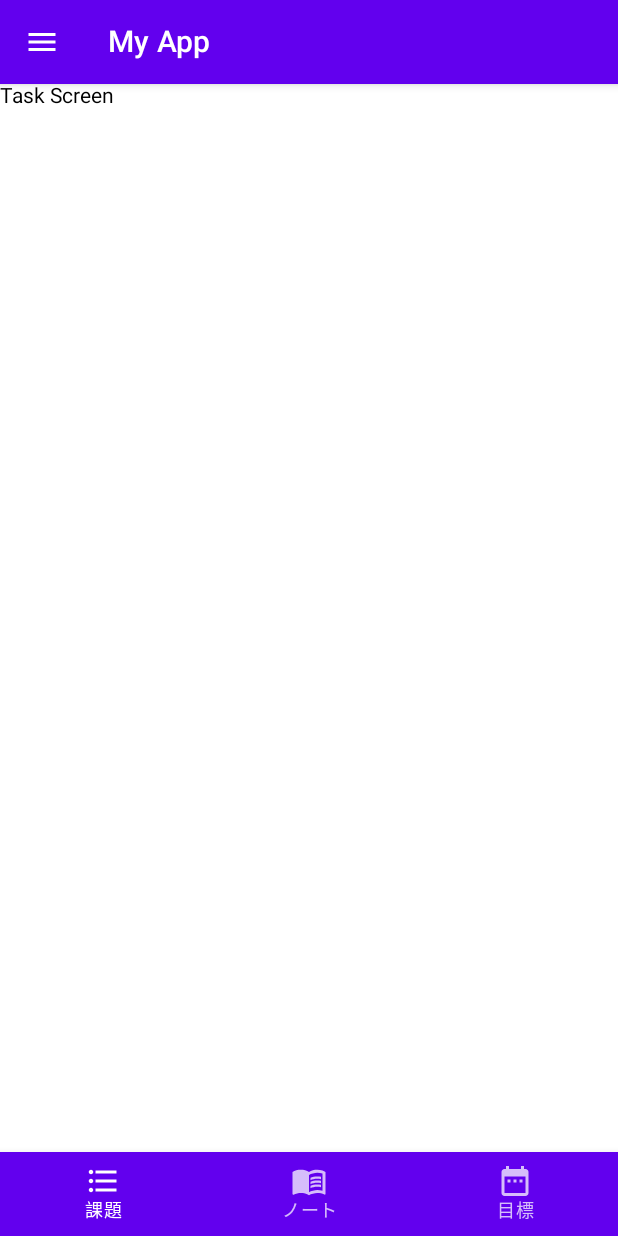
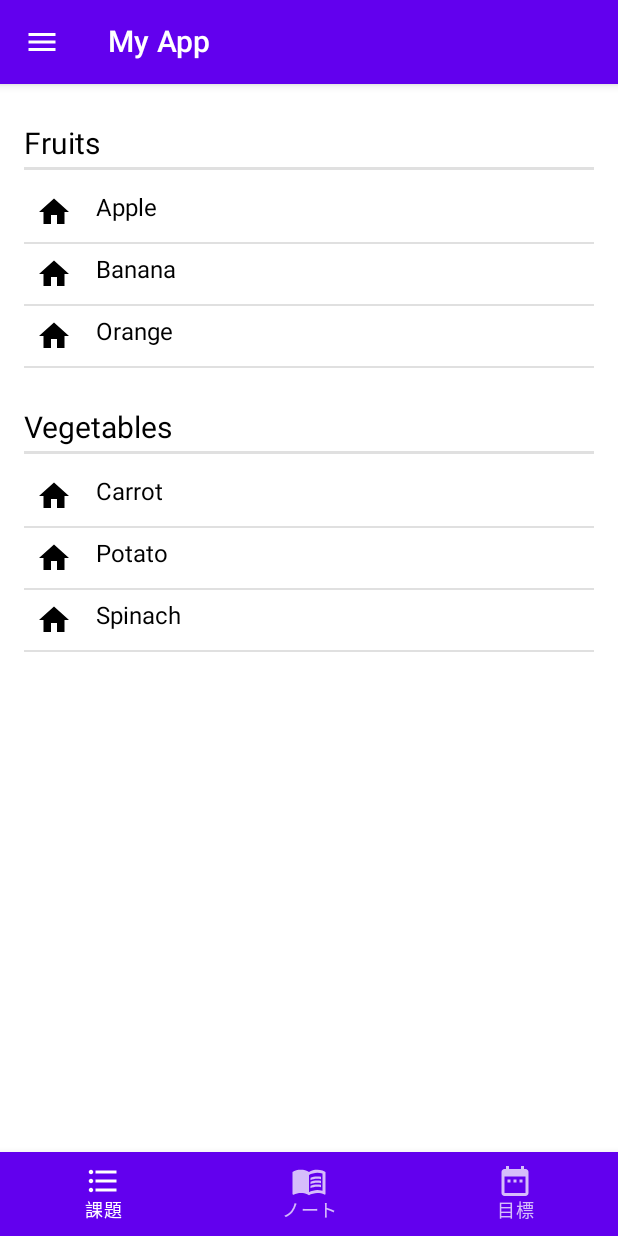
Before and after one commit to Takatoshi-Miura/SportsNote_Android, an Android app built with Jetpack Compose: the screen it shows after launch (MainActivity), on a phone screen of 412 x 824 dp. Run offline under Robolectric (Android 15) with nearby library versions, the phone set to English and light mode, and no system bars.

Commit message:
[Add] 課題一覧にダミーデータを表示

```diff
--- a/app/src/main/java/com/example/sportsnote/ui/components/SectionedColumn.kt
+++ b/app/src/main/java/com/example/sportsnote/ui/components/SectionedColumn.kt
@@ -10,6 +10,8 @@ import androidx.compose.foundation.layout.fillMaxWidth
 import androidx.compose.foundation.layout.height
 import androidx.compose.foundation.layout.padding
 import androidx.compose.foundation.layout.size
+import androidx.compose.foundation.lazy.LazyColumn
+import androidx.compose.foundation.lazy.items
 import androidx.compose.material.Divider
 import androidx.compose.material.Text
 import androidx.compose.runtime.Composable
@@ -45,7 +47,37 @@ data class ItemData(
 )
 
 /**
- * セクション付きのリストを作成
+ * セクション付きのLazyColumnを作成
+ *
+ * @param sections セクション
+ */
+@Composable
+fun LazySectionedColumn(sections: List<SectionData>) {
+    LazyColumn(
+        modifier = Modifier
+            .fillMaxSize()
+            .padding(16.dp)
+    ) {
+        sections.forEach { section ->
+            // セクションヘッダーを描画
+            item {
+                SectionHeader(title = section.title)
+            }
+            // セクション内のアイテムを描画
+            items(section.items) { item ->
+                SectionItem(item = item)
+                Divider(thickness = 1.dp)
+            }
+            // セクション間の区切り
+            item {
+                Spacer(modifier = Modifier.height(16.dp))
+            }
+        }
+    }
+}
+
+/**
+ * セクション付きのColumnを作成
  *
  * @param sections セクション
  */
--- a/app/src/main/java/com/example/sportsnote/ui/task/TaskScreen.kt
+++ b/app/src/main/java/com/example/sportsnote/ui/task/TaskScreen.kt
@@ -1,9 +1,45 @@
 package com.example.sportsnote.ui.task
 
-import androidx.compose.material.Text
 import androidx.compose.runtime.Composable
+import androidx.compose.ui.tooling.preview.Preview
+import com.example.sportsnote.R
+import com.example.sportsnote.ui.components.ItemData
+import com.example.sportsnote.ui.components.LazySectionedColumn
+import com.example.sportsnote.ui.components.SectionData
 
 @Composable
 fun TaskScreen() {
-    Text("Task Screen")
+    LazySectionedColumn(sections = getSections())
 }
+
+/**
+ * 課題一覧データを取得
+ *
+ * @return List<SectionData>
+ */
+private fun getSections(): List<SectionData> {
+    return listOf(
+        SectionData(
+            title = "Fruits",
+            items = listOf(
+                ItemData("Apple", R.drawable.ic_home_black_24dp) { println("Apple clicked") },
+                ItemData("Banana", R.drawable.ic_home_black_24dp) { println("Banana clicked") },
+                ItemData("Orange", R.drawable.ic_home_black_24dp) { println("Orange clicked") }
+            )
+        ),
+        SectionData(
+            title = "Vegetables",
+            items = listOf(
+                ItemData("Carrot", R.drawable.ic_home_black_24dp) { println("Carrot clicked") },
+                ItemData("Potato", R.drawable.ic_home_black_24dp) { println("Potato clicked") },
+                ItemData("Spinach", R.drawable.ic_home_black_24dp) { println("Spinach clicked") }
+            )
+        )
+    )
+}
+
+@Preview(showBackground = true)
+@Composable
+fun PreviewLazySectionedColumn() {
+    LazySectionedColumn(sections = getSections())
+}
```
